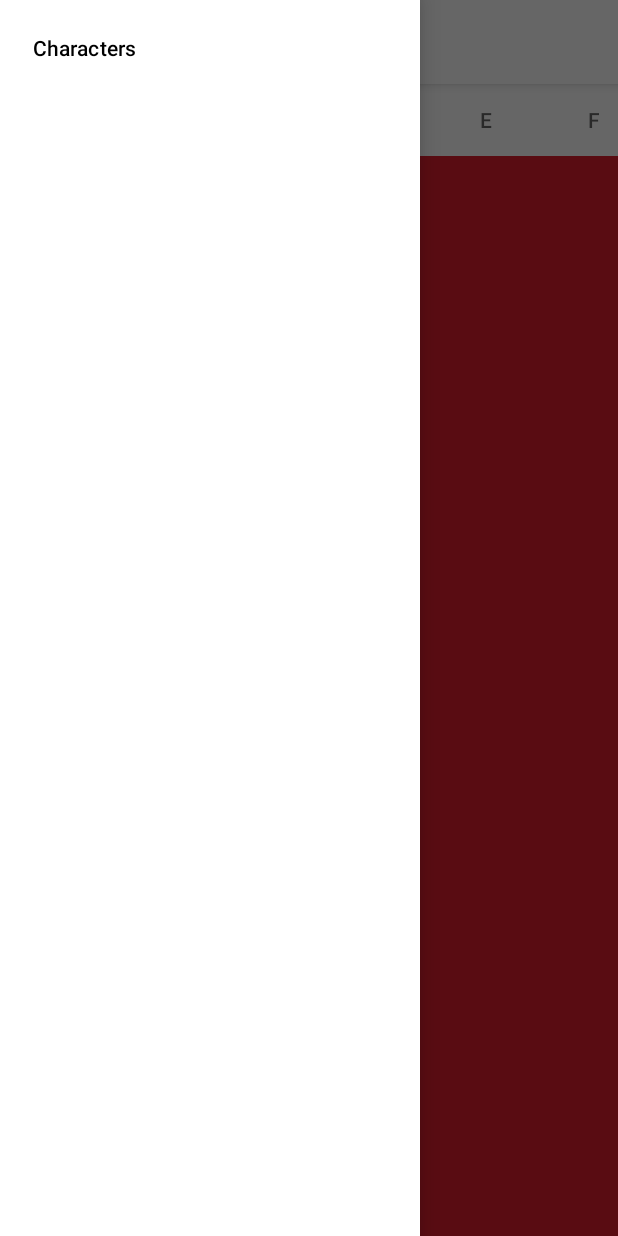
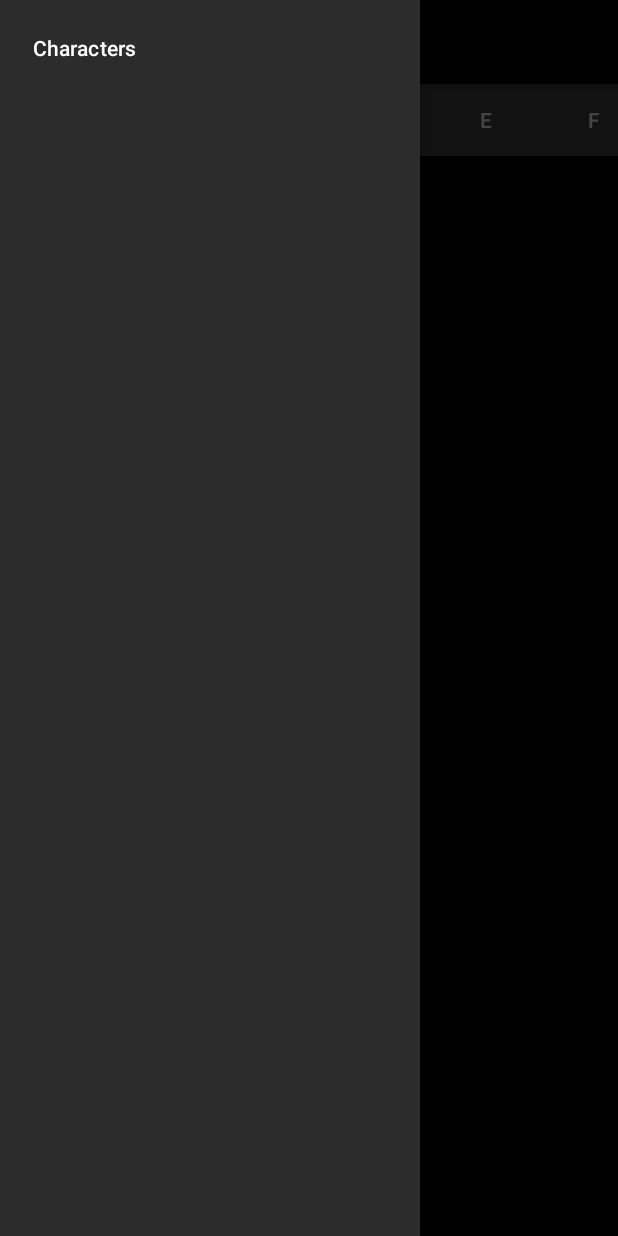
Before and after one commit to maxkorytko/marvy, an Android app: the screen it shows after launch (MainActivity), with the side drawer open, on a phone screen of 412 x 824 dp. Run offline under Robolectric (Android 15) with nearby library versions, the phone set to English and light mode, and no system bars; our stand-ins replace data binding.

Commit message:
Setup theming

```diff
--- /dev/null
+++ b/app/src/main/res/drawable/tabs_background.xml
@@ -0,0 +1,5 @@
+<?xml version="1.0" encoding="utf-8"?>
+<selector xmlns:android="http://schemas.android.com/apk/res/android">
+    <item android:drawable="@color/colorPrimary" android:state_selected="true"/>
+    <item android:drawable="@color/colorSurface"  />
+</selector>
--- a/app/src/main/res/layout/activity_main.xml
+++ b/app/src/main/res/layout/activity_main.xml
@@ -2,7 +2,8 @@
 <layout
     xmlns:android="http://schemas.android.com/apk/res/android"
     xmlns:app="http://schemas.android.com/apk/res-auto"
-    xmlns:tools="http://schemas.android.com/tools">
+    xmlns:tools="http://schemas.android.com/tools"
+    tools:context=".view.MainActivity">
 
     <androidx.drawerlayout.widget.DrawerLayout
         android:id="@+id/drawer_layout"
@@ -17,13 +18,14 @@
 
             <com.google.android.material.appbar.AppBarLayout
                 android:layout_width="match_parent"
-                android:layout_height="wrap_content"
-                style="@style/Widget.MaterialComponents.AppBarLayout.Surface" >
+                android:layout_height="wrap_content">
 
                 <Toolbar
                     android:id="@+id/toolbar"
                     android:layout_width="match_parent"
-                    android:layout_height="?attr/actionBarSize" />
+                    android:layout_height="?actionBarSize"
+                    tools:title="@string/app_name" />
+
             </com.google.android.material.appbar.AppBarLayout>
 
             <LinearLayout
@@ -36,8 +38,7 @@
                     android:id="@+id/tabs"
                     android:layout_width="match_parent"
                     android:layout_height="wrap_content"
-                    app:tabIndicatorColor="@color/primaryTextColor"
-                    app:tabMode="scrollable" />
+                    style="@style/tabsStyle" />
 
                 <androidx.viewpager2.widget.ViewPager2
                     android:id="@+id/alphabetViewPager"
--- a/app/src/main/res/layout/marvel_character_list_item.xml
+++ b/app/src/main/res/layout/marvel_character_list_item.xml
@@ -5,7 +5,8 @@
 
 <androidx.constraintlayout.widget.ConstraintLayout
     android:layout_width="match_parent"
-    android:layout_height="50dp">
+    android:layout_height="50dp"
+    tools:background="?colorSurface">
 
     <TextView
         android:id="@+id/name"
@@ -15,7 +16,8 @@
         android:layout_marginTop="@dimen/margin"
         android:layout_marginEnd="@dimen/margin"
         android:layout_marginBottom="@dimen/margin"
-        android:textColor="?android:attr/textColorPrimary"
+        android:textAppearance="?textAppearanceBody1"
+
         app:layout_constraintBottom_toBottomOf="parent"
         app:layout_constraintEnd_toEndOf="parent"
         app:layout_constraintHorizontal_bias="0.0"
--- a/app/src/main/res/layout/marvel_characters.xml
+++ b/app/src/main/res/layout/marvel_characters.xml
@@ -11,6 +11,7 @@
             android:id="@+id/characters_list"
             android:layout_width="0dp"
             android:layout_height="0dp"
+            android:background="?colorPrimary"
             app:layoutManager="androidx.recyclerview.widget.LinearLayoutManager"
             app:layout_constraintTop_toTopOf="parent"
             app:layout_constraintBottom_toBottomOf="parent"
--- a/app/src/main/res/values/colors.xml
+++ b/app/src/main/res/values/colors.xml
@@ -1,11 +1,9 @@
 <?xml version="1.0" encoding="utf-8"?>
 <resources>
-    <color name="primaryColor">#df1f2d</color>
-    <color name="primaryLightColor">#ff5e57</color>
-    <color name="primaryDarkColor">#a50005</color>
-    <color name="secondaryColor">#2b3784</color>
-    <color name="secondaryLightColor">#5e61b4</color>
-    <color name="secondaryDarkColor">#001256</color>
-    <color name="primaryTextColor">#ffffff</color>
-    <color name="secondaryTextColor">#ffffff</color>
+    <color name="colorPrimary">#000000</color>
+    <color name="colorPrimaryDark">#9a000e</color>
+    <color name="textColorPrimary">#ffffff</color>
+    <color name="colorOnPrimary">#ffffff</color>
+    <color name="colorSurface">#2c2c2c</color>
+    <color name="colorOnSurface">#ffffff</color>
 </resources>
--- a/app/src/main/res/values/styles.xml
+++ b/app/src/main/res/values/styles.xml
@@ -1,17 +1,15 @@
+<?xml version="1.0" encoding="utf-8"?>
 <resources>
 
-    <!-- Base application theme. -->
-    <style name="AppTheme" parent="Theme.MaterialComponents.DayNight.NoActionBar">
-        <!-- Customize your theme here. -->
-        <item name="colorPrimary">@color/primaryColor</item>
-        <item name="colorPrimaryVariant">@color/primaryDarkColor</item>
-        <item name="colorSecondary">@color/secondaryColor</item>
-        <item name="colorSecondaryVariant">#001256</item>
-        <item name="android:colorBackground">?colorPrimary</item>
-        <item name="android:textColorPrimary">@color/primaryTextColor</item>
-        <item name="android:textColorSecondary">@color/secondaryTextColor</item>
+    <style name="TextAppearance.AppTheme.Body1" parent="TextAppearance.MaterialComponents.Body1">
+        <item name="android:textColor">?android:attr/textColorPrimary</item>
     </style>
 
-
+    <style name="tabsStyle">
+        <item name="tabMode">scrollable</item>
+        <item name="tabBackground">@drawable/tabs_background</item>
+        <item name="tabIndicatorColor">?colorOnPrimary</item>
+        <item name="tabSelectedTextColor">?colorOnPrimary</item>
+    </style>
 
 </resources>
--- /dev/null
+++ b/app/src/main/res/values/themes.xml
@@ -0,0 +1,15 @@
+<?xml version="1.0" encoding="utf-8"?>
+<resources>
+
+    <style name="AppTheme" parent="Theme.MaterialComponents.DayNight.NoActionBar">
+        <item name="colorPrimary">@color/colorPrimary</item>
+        <item name="colorOnPrimary">@color/colorOnPrimary</item>
+        <item name="colorPrimaryDark">@color/colorPrimaryDark</item>
+        <item name="android:textColorPrimary">@color/textColorPrimary</item>
+        <item name="colorSurface">@color/colorSurface</item>
+        <item name="colorOnSurface">@color/colorOnSurface</item>
+
+        <item name="textAppearanceBody1">@style/TextAppearance.AppTheme.Body1</item>
+    </style>
+
+</resources>
```
Also changed, not shown: 1 other file.
